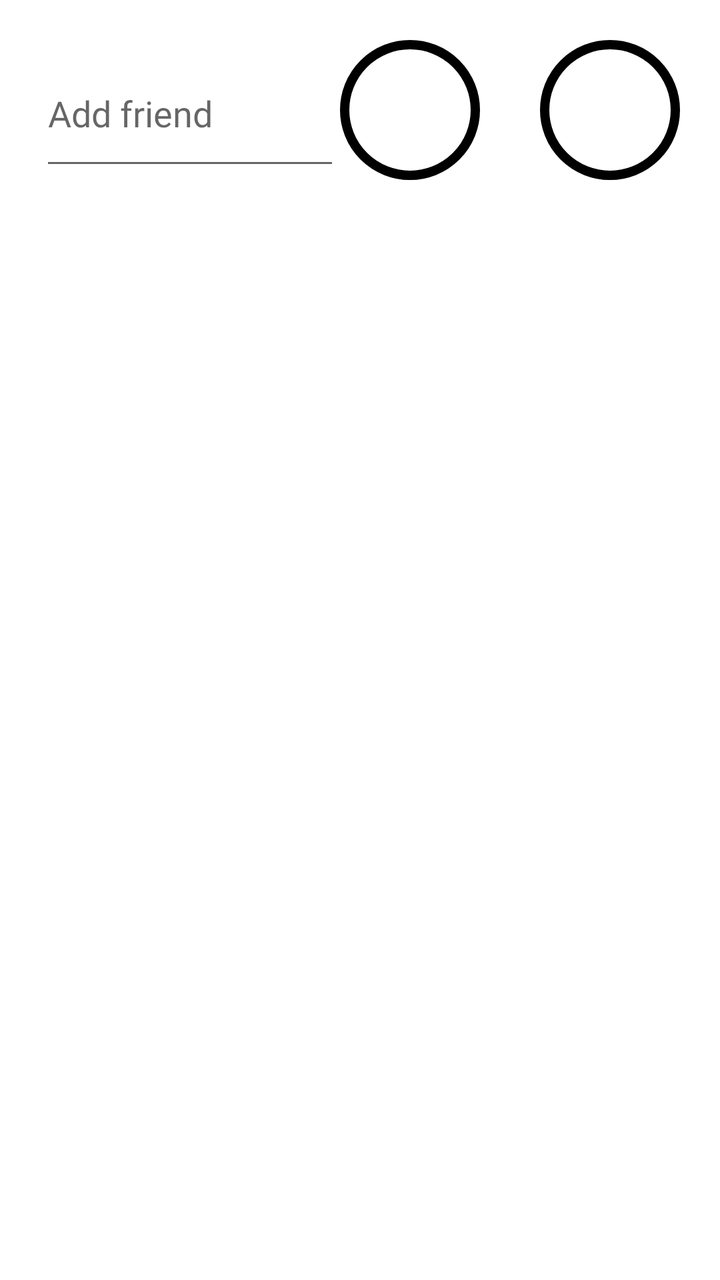
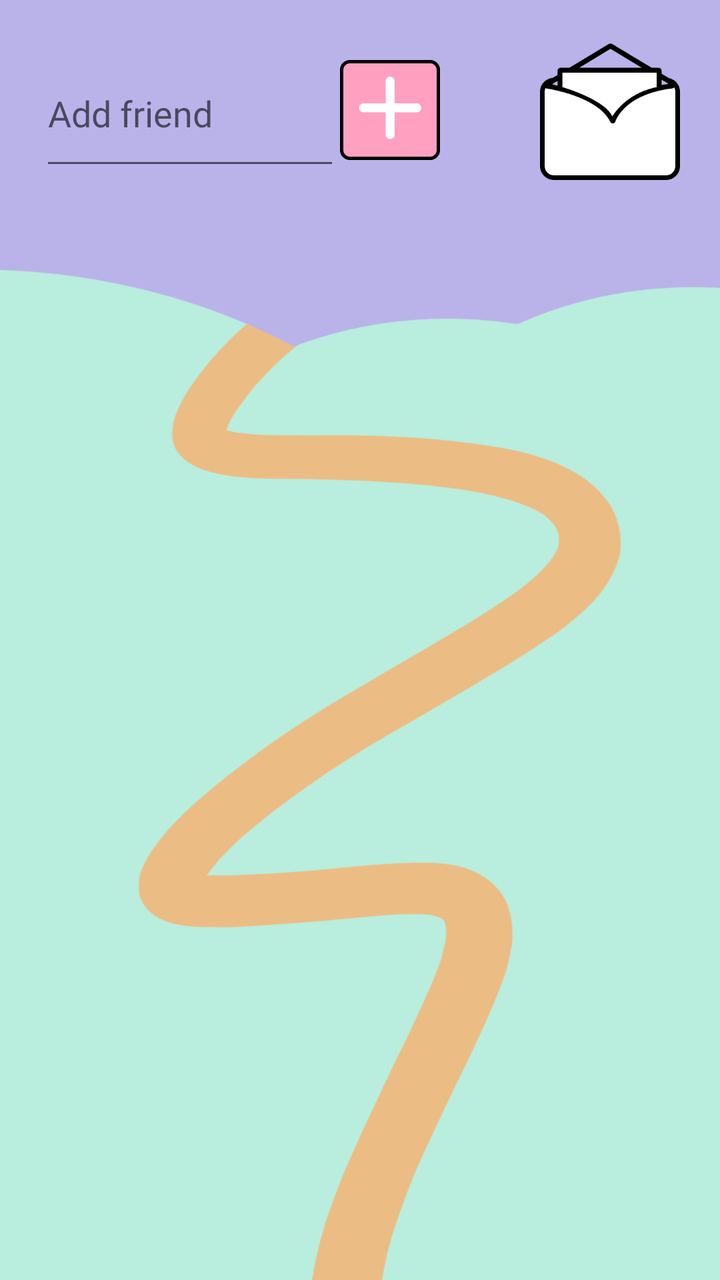

Before-and-after screenshots of an Android layout around one commit, followed by the original layout XML and the change that was made.
<!-- AndroidManifest.xml: application theme Theme.PetMonsters -->
<!-- res/layout/activity_social.xml -->
<?xml version="1.0" encoding="utf-8"?>
<FrameLayout xmlns:android="http://schemas.android.com/apk/res/android"
    android:layout_width="match_parent"
    android:layout_height="match_parent"
    android:background="@color/white">

    <LinearLayout
        android:layout_width="match_parent"
        android:layout_height="match_parent"
        android:orientation="vertical">

        <LinearLayout
            android:layout_width="match_parent"
            android:layout_height="wrap_content"
            android:orientation="horizontal"
            android:layout_marginTop="20dp">

            <EditText
                android:id="@+id/add_et"
                android:layout_width="150dp"
                android:layout_height="70dp"
                android:layout_marginLeft="20dp"
                android:hint="@string/add_friend"
                android:fontFamily="@font/grobold"/>

            <ImageView
                android:id="@+id/add_iv"
                android:src="@drawable/color_selector"
                android:layout_width="70dp"
                android:layout_height="70dp"/>

            <View
                android:layout_width="0dp"
                android:layout_height="0dp"
                android:layout_weight="1"/>

            <ImageView
                android:id="@+id/requests_iv"
                android:src="@drawable/color_selector"
                android:layout_width="70dp"
                android:layout_height="70dp"
                android:layout_marginRight="20dp"/>

        </LinearLayout>

        <LinearLayout
            android:layout_width="match_parent"
            android:layout_height="wrap_content"
            android:orientation="horizontal">

            <ScrollView
                android:layout_width="match_parent"
                android:layout_height="match_parent">

                <LinearLayout
                    android:id="@+id/social_layout"
                    android:layout_width="match_parent"
                    android:layout_height="match_parent"
                    android:orientation="vertical">



                </LinearLayout>

            </ScrollView>

        </LinearLayout>

    </LinearLayout>

    <androidx.fragment.app.FragmentContainerView
        android:id="@+id/fragment_container"
        android:layout_width="match_parent"
        android:layout_gravity="center"
        android:layout_marginRight="50dp"
        android:layout_marginLeft="50dp"
        android:layout_height="300dp">



    </androidx.fragment.app.FragmentContainerView>

</FrameLayout>
<!-- resources referenced by this layout -->
<resources>
  <color name="white">#FFFFFFFF</color>
  <!-- drawable color_selector (drawable) -->
  <?xml version="1.0" encoding="utf-8"?>
  <shape
      xmlns:android="http://schemas.android.com/apk/res/android"
      android:shape="oval">
  
      <solid
          android:color="#FFFFFF" />
      <size
          android:width="75dp"
          android:height="75dp"/>
  
      <stroke android:color="@color/black"
          android:width="5dp"/>
  </shape>
  <string name="add_friend">Add friend</string>
  <style name="Theme.PetMonsters" parent="Theme.MaterialComponents.DayNight.NoActionBar">
          
          <item name="colorPrimary">@color/purple_500</item>
          <item name="colorPrimaryVariant">@color/purple_700</item>
          <item name="colorOnPrimary">@color/white</item>
          
          <item name="colorSecondary">@color/teal_200</item>
          <item name="colorSecondaryVariant">@color/teal_700</item>
          <item name="colorOnSecondary">@color/black</item>
          
          <item name="android:statusBarColor">?attr/colorPrimaryVariant</item>
          
      </style>
  <color name="black">#FF000000</color>
  <color name="purple_500">#FF6200EE</color>
  <color name="purple_700">#FF3700B3</color>
  <color name="teal_200">#FF03DAC5</color>
  <color name="teal_700">#FF018786</color>
</resources>

<!-- the commit's change to res/layout/activity_social.xml (unified diff, before → after) -->
@@ -2,7 +2,7 @@
 <FrameLayout xmlns:android="http://schemas.android.com/apk/res/android"
     android:layout_width="match_parent"
     android:layout_height="match_parent"
-    android:background="@color/white">
+    android:background="@drawable/background_social">
 
     <LinearLayout
         android:layout_width="match_parent"
@@ -21,13 +21,14 @@
                 android:layout_height="70dp"
                 android:layout_marginLeft="20dp"
                 android:hint="@string/add_friend"
-                android:fontFamily="@font/grobold"/>
+                android:fontFamily="@font/grobold" />
 
             <ImageView
                 android:id="@+id/add_iv"
-                android:src="@drawable/color_selector"
-                android:layout_width="70dp"
-                android:layout_height="70dp"/>
+                android:src="@drawable/add_friend"
+                android:layout_width="50dp"
+                android:layout_height="50dp"
+                android:layout_gravity="center_vertical"/>
 
             <View
                 android:layout_width="0dp"
@@ -36,7 +37,7 @@
 
             <ImageView
                 android:id="@+id/requests_iv"
-                android:src="@drawable/color_selector"
+                android:src="@drawable/requests_iv"
                 android:layout_width="70dp"
                 android:layout_height="70dp"
                 android:layout_marginRight="20dp"/>
<!-- resource entries referenced after the edit -->
@@ -1,21 +1,9 @@
 <!-- resources referenced by this layout -->
 <resources>
+  <!-- drawable add_friend: png bitmap (drawable, 4426 bytes) -->
+  <!-- drawable background_social: png bitmap (drawable, 66893 bytes) -->
+  <!-- drawable requests_iv: png bitmap (drawable, 11000 bytes) -->
   <color name="white">#FFFFFFFF</color>
-  <!-- drawable color_selector (drawable) -->
-  <?xml version="1.0" encoding="utf-8"?>
-  <shape
-      xmlns:android="http://schemas.android.com/apk/res/android"
-      android:shape="oval">
-  
-      <solid
-          android:color="#FFFFFF" />
-      <size
-          android:width="75dp"
-          android:height="75dp"/>
-  
-      <stroke android:color="@color/black"
-          android:width="5dp"/>
-  </shape>
   <string name="add_friend">Add friend</string>
   <style name="Theme.PetMonsters" parent="Theme.MaterialComponents.DayNight.NoActionBar">
           
